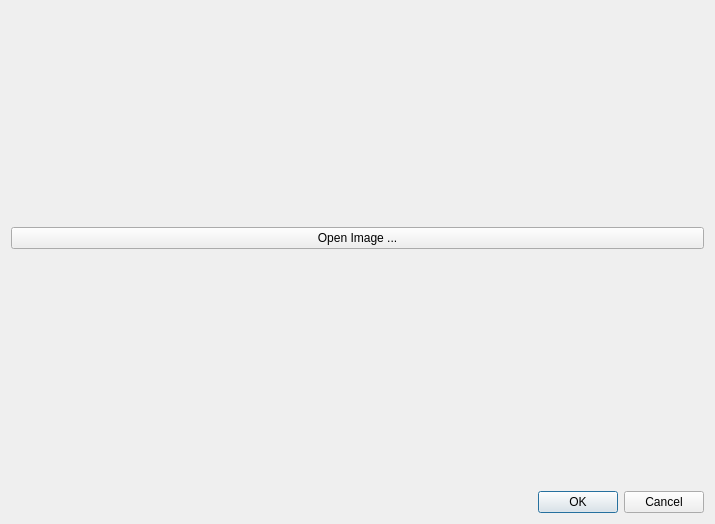
Before: the Qt Designer form Desktop/CalibrationDialog.ui in matoilic/ardoor, drawn with Qt 5.
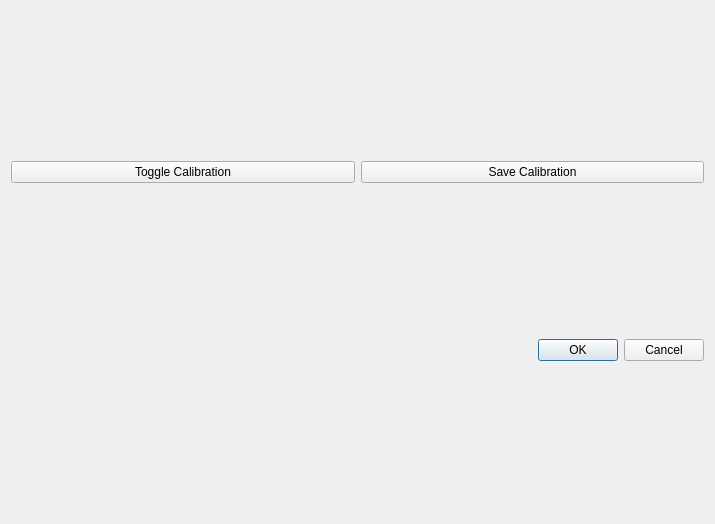
After: the same form once the commit is applied.

The edit to the form file:
```diff
--- a/Desktop/CalibrationDialog.ui
+++ b/Desktop/CalibrationDialog.ui
@@ -20,7 +20,7 @@
       <layout class="QVBoxLayout" name="mainContainer"/>
      </item>
      <item>
-      <layout class="QVBoxLayout" name="verticalLayout_3">
+      <layout class="QHBoxLayout" name="horizontalLayout">
        <item>
         <widget class="QPushButton" name="pushButton">
          <property name="minimumSize">
@@ -30,22 +30,16 @@
           </size>
          </property>
          <property name="text">
-          <string>Open Image ...</string>
+          <string>Toggle Calibration</string>
          </property>
         </widget>
        </item>
        <item>
-        <spacer name="horizontalSpacer">
-         <property name="orientation">
-          <enum>Qt::Horizontal</enum>
+        <widget class="QPushButton" name="pushButton_2">
+         <property name="text">
+          <string>Save Calibration</string>
          </property>
-         <property name="sizeHint" stdset="0">
-          <size>
-           <width>40</width>
-           <height>20</height>
-          </size>
-         </property>
-        </spacer>
+        </widget>
        </item>
       </layout>
      </item>
```
